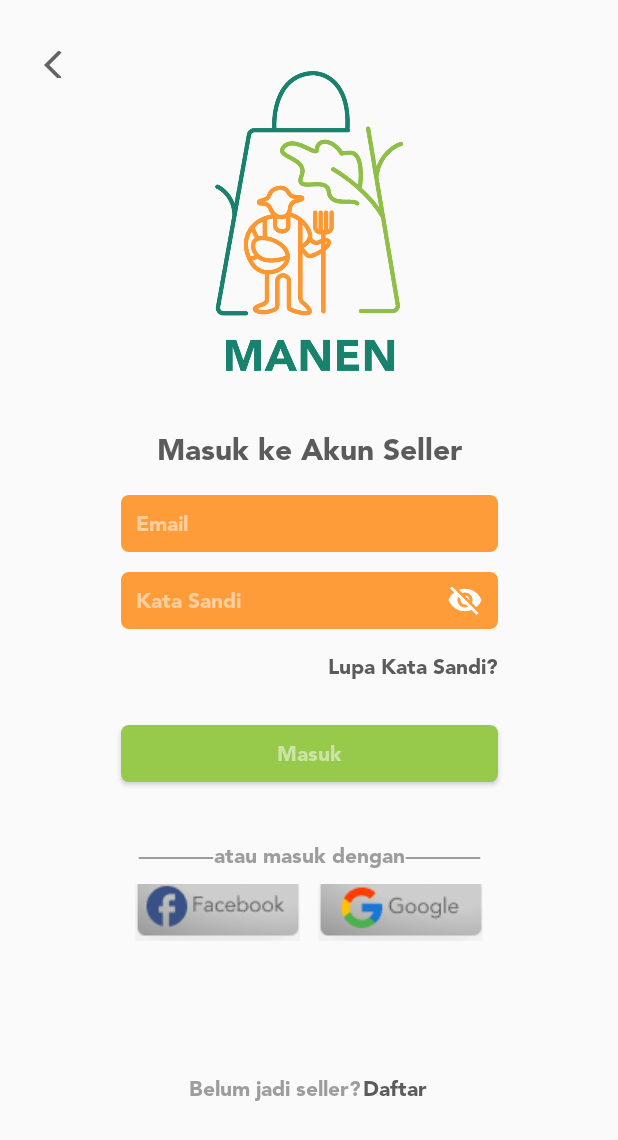
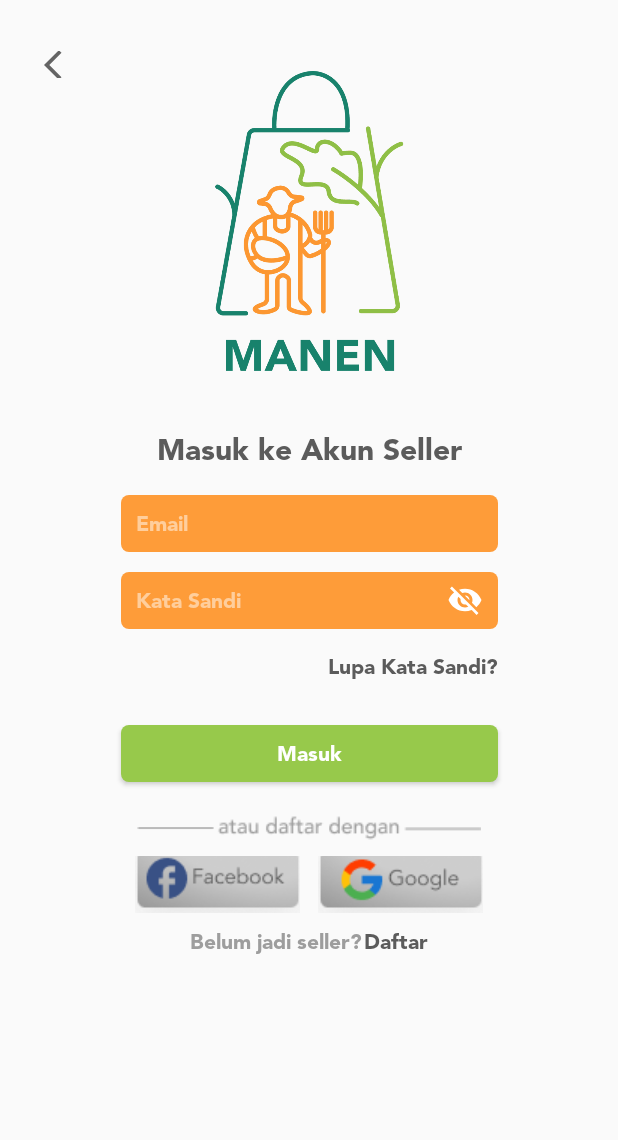
Before and after one commit to haezelnut/Manen, an Android app: the LoginActivity screen opened directly, with no data from a screen before it, on a phone screen of 412 x 824 dp. Shown: the top 1140 px of the screen. Run offline under Robolectric (Android 15) with nearby library versions, the phone set to English and light mode, and no system bars.

Commit message:
perbaikan layout pada login screen dan bug pada splashscreen

```diff
--- a/app/src/main/java/com/example/manen/OnBoarding.java
+++ b/app/src/main/java/com/example/manen/OnBoarding.java
@@ -19,7 +19,6 @@ public class OnBoarding extends AppCompatActivity {
     protected void onCreate(Bundle savedInstanceState) {
         super.onCreate(savedInstanceState);
         setContentView(R.layout.on_boarding);
-        getSupportActionBar().hide();
 
         viewPager = findViewById(R.id.slider);
         getStartedBtn = findViewById(R.id.getStartedBtn);
--- a/app/src/main/java/com/example/manen/SplashScreen.java
+++ b/app/src/main/java/com/example/manen/SplashScreen.java
@@ -12,7 +12,6 @@ public class SplashScreen extends AppCompatActivity {
     protected void onCreate(Bundle savedInstanceState) {
         super.onCreate(savedInstanceState);
         setContentView(R.layout.activity_splash_screen);
-        getSupportActionBar().hide();
 
         int splashScreenTime = 3000; //3 detik
 
--- a/app/src/main/res/drawable/line1.xml
+++ /dev/null
@@ -1,26 +0,0 @@
-<?xml version="1.0" encoding="utf-8"?>
-<vector
-    xmlns:android="http://schemas.android.com/apk/res/android"
-    xmlns:aapt="http://schemas.android.com/aapt"
-    android:width="50.5dp"
-    android:height="1dp"
-    android:viewportWidth="50.5"
-    android:viewportHeight="1"
-    >
-
-    <group>
-
-        <clip-path
-            android:pathData="M0.5 0.5H50H0.5Z"
-            />
-
-    </group>
-
-    <path
-        android:pathData="M0.5 0.5H50H0.5Z"
-        android:strokeWidth="1"
-        android:strokeCap="round"
-        android:strokeColor="#9D9D9D"
-        />
-
-</vector>
--- a/app/src/main/res/layout/activity_login.xml
+++ b/app/src/main/res/layout/activity_login.xml
@@ -100,65 +100,58 @@
         android:background="@drawable/rounded_buttontext1"
         android:fontFamily="@font/avenir_black"
         android:hint="Masuk"
-        android:textColorHint="#80FFFFFF"
+        android:textColorHint="#FFFFFF"
         android:textSize="14sp"
         app:layout_constraintEnd_toEndOf="parent"
         app:layout_constraintStart_toStartOf="parent"
         app:layout_constraintTop_toBottomOf="@+id/forgetPassText" />
 
-    <TextView
+    <ImageView
         android:id="@+id/textOptionLogin"
         android:layout_width="wrap_content"
         android:layout_height="wrap_content"
-        android:layout_marginTop="40dp"
-        android:fontFamily="@font/avenir_black"
-        android:text="atau masuk dengan"
+        android:layout_marginTop="20dp"
         android:textColor="#9D9D9D"
         android:textSize="14sp"
         app:layout_constraintEnd_toEndOf="parent"
         app:layout_constraintStart_toStartOf="parent"
-        app:layout_constraintTop_toBottomOf="@+id/loginBtn" />
+        app:layout_constraintTop_toBottomOf="@+id/loginBtn"
+        android:src="@drawable/linedaftar"/>
 
-    <ImageView
-        android:id="@+id/imageView2"
-        android:layout_width="wrap_content"
+    <LinearLayout
+        android:id="@+id/linearImageView"
+        android:layout_width="match_parent"
         android:layout_height="wrap_content"
-        android:layout_marginTop="50dp"
-        android:src="@drawable/line1"
-        app:layout_constraintStart_toEndOf="@+id/textOptionLogin"
-
-        app:layout_constraintTop_toBottomOf="@+id/loginBtn" />
-
-    <ImageView
-        android:id="@+id/imageView3"
-        android:layout_width="wrap_content"
-        android:layout_height="wrap_content"
-        android:layout_marginTop="50dp"
-        android:src="@drawable/line1"
-        app:layout_constraintEnd_toStartOf="@+id/textOptionLogin"
-        app:layout_constraintTop_toBottomOf="@+id/loginBtn" />
+        android:layout_marginTop="10dp"
+        android:gravity="center"
+        android:orientation="horizontal"
+        app:layout_constraintEnd_toEndOf="parent"
+        app:layout_constraintStart_toStartOf="parent"
+        app:layout_constraintTop_toBottomOf="@+id/textOptionLogin">
 
         <ImageButton
             android:id="@+id/imageButton"
             android:layout_width="110dp"
             android:layout_height="38dp"
-        android:layout_marginLeft="90dp"
-        android:layout_marginTop="10dp"
-        android:background="@null"
-        android:src="@drawable/login_facebook_btn_"
-        app:layout_constraintStart_toStartOf="parent"
-        app:layout_constraintTop_toBottomOf="@+id/textOptionLogin" />
+            android:layout_marginEnd="12dp"
+            android:src="@drawable/login_facebook_btn_" />
 
         <ImageButton
             android:id="@+id/imageButton2"
             android:layout_width="110dp"
             android:layout_height="38dp"
+            android:src="@drawable/login_google_btn" />
+    </LinearLayout>
+
+    <LinearLayout
+        app:layout_constraintTop_toBottomOf="@+id/linearImageView"
+        android:layout_width="match_parent"
+        android:layout_height="wrap_content"
+        android:gravity="center"
         android:layout_marginTop="10dp"
-        android:layout_marginRight="90dp"
-        android:background="@null"
-        android:src="@drawable/login_google_btn"
+        android:orientation="horizontal"
         app:layout_constraintEnd_toEndOf="parent"
-        app:layout_constraintTop_toBottomOf="@+id/textOptionLogin" />
+        app:layout_constraintStart_toStartOf="parent">
 
         <TextView
             android:id="@+id/textView2"
@@ -167,22 +160,18 @@
             android:fontFamily="@font/avenir_black"
             android:text="Belum jadi seller?"
             android:textColor="#9D9D9D"
-        android:textSize="14sp"
-        app:layout_constraintBottom_toBottomOf="parent"
-        app:layout_constraintStart_toStartOf="parent"
-        app:layout_constraintTop_toBottomOf="@+id/imageButton"
-        android:layout_marginLeft="126dp"/>
+            android:textSize="14sp" />
 
         <TextView
             android:layout_width="wrap_content"
             android:layout_height="wrap_content"
+            android:layout_marginLeft="1dp"
+            android:clickable="true"
             android:fontFamily="@font/avenir_black"
             android:text="Daftar"
             android:textColor="#5B5B5B"
-        android:layout_marginLeft="1dp"
-        android:textSize="14sp"
-        android:clickable="true"
-        app:layout_constraintBaseline_toBaselineOf="@+id/textView2"
-        app:layout_constraintStart_toEndOf="@+id/textView2" />
+            android:textSize="14sp" />
+
+    </LinearLayout>
 
 </androidx.constraintlayout.widget.ConstraintLayout>
--- a/app/src/main/res/layout/on_boarding.xml
+++ b/app/src/main/res/layout/on_boarding.xml
@@ -29,11 +29,20 @@
         app:layout_constraintEnd_toEndOf="parent"
         app:layout_constraintStart_toStartOf="parent">
 
+        <LinearLayout
+            android:id="@+id/layoutDot"
+            android:layout_width="match_parent"
+            android:layout_height="wrap_content"
+            android:gravity="center"
+            android:orientation="horizontal" />
+
         <Button
             android:id="@+id/getStartedBtn"
             android:layout_width="match_parent"
             android:layout_height="wrap_content"
+            android:layout_alignTop="@+id/layoutDot"
             android:layout_marginStart="65dp"
+            android:layout_marginTop="0dp"
             android:layout_marginEnd="65dp"
             android:backgroundTint="#97C94B"
             android:fontFamily="@font/avenir_black"
--- a/app/src/main/res/values/colors.xml
+++ b/app/src/main/res/values/colors.xml
@@ -4,7 +4,8 @@
     <color name="purple_500">#FF6200EE</color>
     <color name="purple_700">#FF3700B3</color>
     <color name="teal_200">#FF03DAC5</color>
-    <color name="grey">#A9A9A9</color>
+    <color name="teal_700">#FF018786</color>
     <color name="black">#FF000000</color>
     <color name="white">#FFFFFFFF</color>
+    <color name="grey">#A9A9A9</color>
 </resources>
```
Also changed, not shown: app/src/main/res/drawable/image1.png (deleted), app/src/main/res/drawable/linedaftar.png (added). Lines whose indentation alone changed are shown as unchanged.
